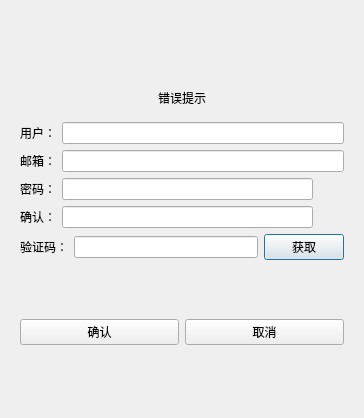
Old version of the form client/registerdialog.ui in the repository Z-G-H1/zzchat.
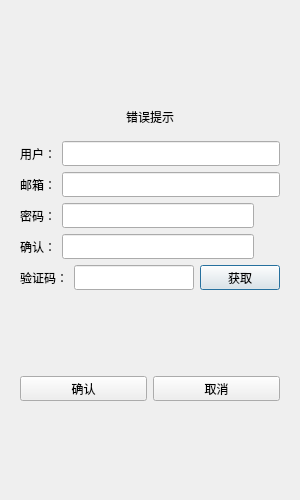
New version of the form. Custom widgets are drawn as their Qt base class.

The edit to the form file:
```diff
--- a/client/registerdialog.ui
+++ b/client/registerdialog.ui
@@ -6,14 +6,26 @@
    <rect>
     <x>0</x>
     <y>0</y>
-    <width>364</width>
-    <height>418</height>
+    <width>300</width>
+    <height>500</height>
    </rect>
   </property>
+  <property name="minimumSize">
+   <size>
+    <width>300</width>
+    <height>500</height>
+   </size>
+  </property>
+  <property name="maximumSize">
+   <size>
+    <width>300</width>
+    <height>500</height>
+   </size>
+  </property>
   <property name="windowTitle">
    <string>Dialog</string>
   </property>
-  <layout class="QHBoxLayout" name="horizontalLayout_13">
+  <layout class="QVBoxLayout" name="verticalLayout_2">
    <item>
     <layout class="QVBoxLayout" name="verticalLayout">
      <item>
@@ -21,39 +33,24 @@
        <property name="currentIndex">
         <number>0</number>
        </property>
-       <widget class="QWidget" name="page_1">
-        <property name="minimumSize">
-         <size>
-          <width>0</width>
-          <height>75</height>
-         </size>
-        </property>
+       <widget class="QWidget" name="page">
         <layout class="QVBoxLayout" name="verticalLayout_3">
          <item>
           <spacer name="verticalSpacer">
            <property name="orientation">
             <enum>Qt::Vertical</enum>
            </property>
-           <property name="sizeType">
-            <enum>QSizePolicy::Expanding</enum>
-           </property>
            <property name="sizeHint" stdset="0">
             <size>
              <width>20</width>
-             <height>60</height>
+             <height>40</height>
             </size>
            </property>
           </spacer>
          </item>
          <item>
-          <widget class="QWidget" name="err_widget" native="true">
-           <property name="minimumSize">
-            <size>
-             <width>20</width>
-             <height>20</height>
-            </size>
-           </property>
-           <layout class="QHBoxLayout" name="horizontalLayout_7">
+          <widget class="QWidget" name="widget" native="true">
+           <layout class="QVBoxLayout" name="verticalLayout_4">
             <item>
              <widget class="QLabel" name="err_tip">
               <property name="text">
@@ -71,34 +68,96 @@
           <layout class="QHBoxLayout" name="horizontalLayout">
            <item>
             <widget class="QLabel" name="user_label">
+             <property name="minimumSize">
+              <size>
+               <width>0</width>
+               <height>25</height>
+              </size>
+             </property>
+             <property name="maximumSize">
+              <size>
+               <width>16777215</width>
+               <height>25</height>
+              </size>
+             </property>
              <property name="text">
               <string>用户：</string>
              </property>
             </widget>
            </item>
            <item>
-            <widget class="QLineEdit" name="user_edit"/>
+            <widget class="QLineEdit" name="user_edit">
+             <property name="minimumSize">
+              <size>
+               <width>0</width>
+               <height>25</height>
+              </size>
+             </property>
+             <property name="maximumSize">
+              <size>
+               <width>16777215</width>
+               <height>25</height>
+              </size>
+             </property>
+            </widget>
            </item>
           </layout>
          </item>
          <item>
-          <layout class="QHBoxLayout" name="horizontalLayout_5">
+          <layout class="QHBoxLayout" name="horizontalLayout_3">
            <item>
             <widget class="QLabel" name="email_label">
+             <property name="minimumSize">
+              <size>
+               <width>0</width>
+               <height>25</height>
+              </size>
+             </property>
+             <property name="maximumSize">
+              <size>
+               <width>16777215</width>
+               <height>25</height>
+              </size>
+             </property>
              <property name="text">
               <string>邮箱：</string>
              </property>
             </widget>
            </item>
            <item>
-            <widget class="QLineEdit" name="email_edit"/>
+            <widget class="QLineEdit" name="email_edit">
+             <property name="minimumSize">
+              <size>
+               <width>0</width>
+               <height>25</height>
+              </size>
+             </property>
+             <property name="maximumSize">
+              <size>
+               <width>16777215</width>
+               <height>25</height>
+              </size>
+             </property>
+            </widget>
            </item>
           </layout>
          </item>
          <item>
-          <layout class="QHBoxLayout" name="horizontalLayout_6">
+          <layout class="QHBoxLayout" name="horizontalLayout_4">
            <item>
             <widget class="QLabel" name="pass_label">
+             <property name="minimumSize">
+              <size>
+               <width>0</width>
+               <height>25</height>
+              </size>
+             </property>
+             <property name="maximumSize">
+              <size>
+               <width>16777215</width>
+               <height>25</height>
+              </size>
+             </property>
              <property name="text">
               <string>密码：</string>
              </property>
@@ -106,8 +165,17 @@
            </item>
            <item>
             <widget class="QLineEdit" name="pass_edit">
-             <property name="readOnly">
-              <bool>false</bool>
+             <property name="minimumSize">
+              <size>
+               <width>0</width>
+               <height>25</height>
+              </size>
+             </property>
+             <property name="maximumSize">
+              <size>
+               <width>16777215</width>
+               <height>25</height>
+              </size>
              </property>
             </widget>
            </item>
@@ -115,10 +183,19 @@
             <widget class="ClickedLabel" name="pass_visible">
              <property name="minimumSize">
               <size>
-               <width>25</width>
-               <height>0</height>
+               <width>20</width>
+               <height>20</height>
               </size>
              </property>
+             <property name="maximumSize">
+              <size>
+               <width>20</width>
+               <height>20</height>
+              </size>
+             </property>
+             <property name="styleSheet">
+              <string notr="true"/>
+             </property>
              <property name="text">
               <string/>
              </property>
@@ -127,25 +204,59 @@
           </layout>
          </item>
          <item>
-          <layout class="QHBoxLayout" name="horizontalLayout_4">
+          <layout class="QHBoxLayout" name="horizontalLayout_5">
            <item>
             <widget class="QLabel" name="confirm_label">
+             <property name="minimumSize">
+              <size>
+               <width>0</width>
+               <height>25</height>
+              </size>
+             </property>
+             <property name="maximumSize">
+              <size>
+               <width>16777215</width>
+               <height>25</height>
+              </size>
+             </property>
              <property name="text">
               <string>确认：</string>
              </property>
             </widget>
            </item>
            <item>
-            <widget class="QLineEdit" name="confirm_edit"/>
+            <widget class="QLineEdit" name="confirm_edit">
+             <property name="minimumSize">
+              <size>
+               <width>0</width>
+               <height>25</height>
+              </size>
+             </property>
+             <property name="maximumSize">
+              <size>
+               <width>16777215</width>
+               <height>25</height>
+              </size>
+             </property>
+            </widget>
            </item>
            <item>
             <widget class="ClickedLabel" name="confirm_visible">
              <property name="minimumSize">
               <size>
-               <width>25</width>
-               <height>0</height>
+               <width>20</width>
+               <height>20</height>
               </size>
              </property>
+             <property name="maximumSize">
+              <size>
+               <width>20</width>
+               <height>20</height>
+              </size>
+             </property>
+             <property name="styleSheet">
+              <string notr="true"/>
+             </property>
              <property name="text">
               <string/>
              </property>
@@ -154,19 +265,56 @@
           </layout>
          </item>
          <item>
-          <layout class="QHBoxLayout" name="horizontalLayout_3">
+          <layout class="QHBoxLayout" name="horizontalLayout_6">
            <item>
             <widget class="QLabel" name="varify_label">
+             <property name="minimumSize">
+              <size>
+               <width>0</width>
+               <height>25</height>
+              </size>
+             </property>
+             <property name="maximumSize">
+              <size>
+               <width>16777215</width>
+               <height>25</height>
+              </size>
+             </property>
              <property name="text">
               <string>验证码：</string>
              </property>
             </widget>
            </item>
            <item>
-            <widget class="QLineEdit" name="varify_edit"/>
+            <widget class="QLineEdit" name="varify_edit">
+             <property name="minimumSize">
+              <size>
+               <width>0</width>
+               <height>25</height>
+              </size>
+             </property>
+             <property name="maximumSize">
+              <size>
+               <width>16777215</width>
+               <height>25</height>
+              </size>
+             </property>
+            </widget>
            </item>
            <item>
             <widget class="TimerBtn" name="get_code">
+             <property name="minimumSize">
+              <size>
+               <width>0</width>
+               <height>25</height>
+              </size>
+             </property>
+             <property name="maximumSize">
+              <size>
+               <width>16777215</width>
+               <height>25</height>
+              </size>
+             </property>
              <property name="text">
               <string>获取</string>
              </property>
@@ -179,9 +327,6 @@
            <property name="orientation">
             <enum>Qt::Vertical</enum>
            </property>
-           <property name="sizeType">
-            <enum>QSizePolicy::Expanding</enum>
-           </property>
            <property name="sizeHint" stdset="0">
             <size>
              <width>20</width>
@@ -191,22 +336,40 @@
           </spacer>
          </item>
          <item>
-          <layout class="QHBoxLayout" name="horizontalLayout_2">
-           <property name="topMargin">
-            <number>0</number>
-           </property>
-           <property name="bottomMargin">
-            <number>0</number>
-           </property>
+          <layout class="QHBoxLayout" name="horizontalLayout_7">
            <item>
             <widget class="QPushButton" name="sure_btn">
+             <property name="minimumSize">
+              <size>
+               <width>0</width>
+               <height>25</height>
+              </size>
+             </property>
+             <property name="maximumSize">
+              <size>
+               <width>16777215</width>
+               <height>25</height>
+              </size>
+             </property>
              <property name="text">
               <string>确认</string>
              </property>
             </widget>
            </item>
            <item>
-            <widget class="QPushButton" name="concel_btn">
+            <widget class="QPushButton" name="cancel_btn">
+             <property name="minimumSize">
+              <size>
+               <width>0</width>
+               <height>25</height>
+              </size>
+             </property>
+             <property name="maximumSize">
+              <size>
+               <width>16777215</width>
+               <height>25</height>
+              </size>
+             </property>
              <property name="text">
               <string>取消</string>
              </property>
@@ -219,9 +382,6 @@
            <property name="orientation">
             <enum>Qt::Vertical</enum>
            </property>
-           <property name="sizeType">
-            <enum>QSizePolicy::Expanding</enum>
-           </property>
            <property name="sizeHint" stdset="0">
             <size>
              <width>20</width>
@@ -232,10 +392,10 @@
          </item>
         </layout>
        </widget>
-       <widget class="QWidget" name="page_9">
-        <layout class="QVBoxLayout" name="verticalLayout_2">
+       <widget class="QWidget" name="page_2">
+        <layout class="QVBoxLayout" name="verticalLayout_5">
          <item>
-          <spacer name="verticalSpacer_6">
+          <spacer name="verticalSpacer_5">
            <property name="orientation">
             <enum>Qt::Vertical</enum>
            </property>
@@ -247,22 +407,28 @@
            </property>
           </spacer>
          </item>
-         <item>
-          <layout class="QHBoxLayout" name="horizontalLayout_15">
            <item>
             <widget class="QLabel" name="tip_lb">
              <property name="text">
-              <string/>
+            <string>注册成功，5 s后返回登录</string>
              </property>
              <property name="alignment">
               <set>Qt::AlignCenter</set>
              </property>
             </widget>
            </item>
-          </layout>
+         <item>
+          <widget class="QLabel" name="tip2_lb">
+           <property name="text">
+            <string>可点击返回按钮直接返回登录界面</string>
+           </property>
+           <property name="alignment">
+            <set>Qt::AlignCenter</set>
+           </property>
+          </widget>
          </item>
          <item>
-          <spacer name="verticalSpacer_4">
+          <spacer name="verticalSpacer_6">
            <property name="orientation">
             <enum>Qt::Vertical</enum>
            </property>
@@ -275,7 +441,8 @@
           </spacer>
          </item>
          <item>
-          <layout class="QHBoxLayout" name="horizontalLayout_14">
+          <widget class="QWidget" name="widget_2" native="true">
+           <layout class="QHBoxLayout" name="horizontalLayout_2">
            <item>
             <spacer name="horizontalSpacer">
              <property name="orientation">
@@ -297,6 +464,12 @@
                <height>25</height>
               </size>
              </property>
+              <property name="maximumSize">
+               <size>
+                <width>16777215</width>
+                <height>25</height>
+               </size>
+              </property>
              <property name="text">
               <string>返回登录</string>
              </property>
@@ -316,9 +489,10 @@
             </spacer>
            </item>
           </layout>
+          </widget>
          </item>
          <item>
-          <spacer name="verticalSpacer_5">
+          <spacer name="verticalSpacer_4">
            <property name="orientation">
             <enum>Qt::Vertical</enum>
            </property>
@@ -339,16 +513,16 @@
   </layout>
  </widget>
  <customwidgets>
-  <customwidget>
-   <class>TimerBtn</class>
-   <extends>QPushButton</extends>
-   <header>timerbtn.h</header>
-  </customwidget>
   <customwidget>
    <class>ClickedLabel</class>
    <extends>QLabel</extends>
    <header>clickedlabel.h</header>
   </customwidget>
+  <customwidget>
+   <class>TimerBtn</class>
+   <extends>QPushButton</extends>
+   <header location="global">timerbtn.h</header>
+  </customwidget>
  </customwidgets>
  <resources/>
  <connections/>
```
Lines whose indentation alone changed are shown as unchanged.
